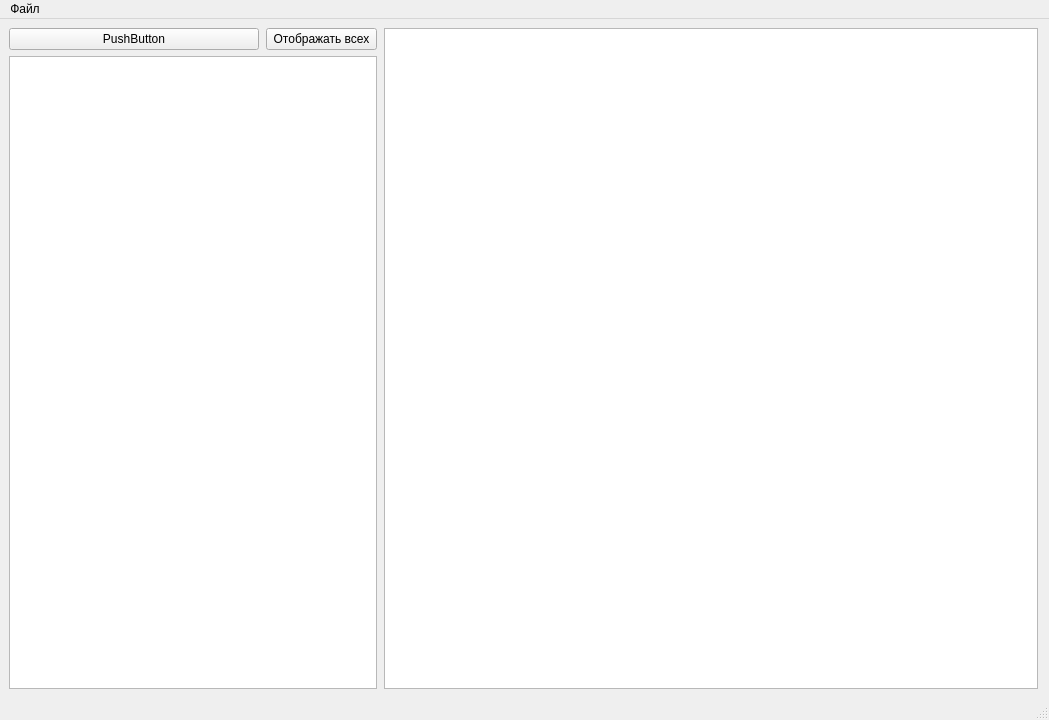
Qt form mainwindow.ui (Egor-Pavlov/diplom) before a commit.
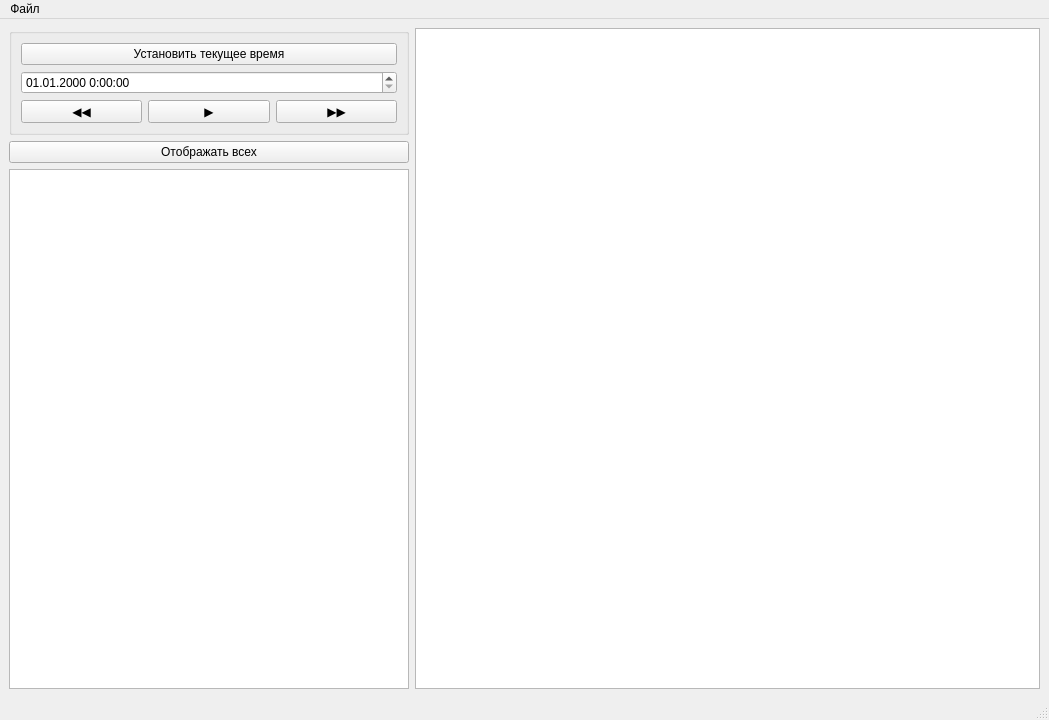
The same form after that commit.

Commit message: Автогенерация по таймеру, время.

```diff
--- a/mainwindow.ui
+++ b/mainwindow.ui
@@ -16,6 +16,12 @@
     <verstretch>0</verstretch>
    </sizepolicy>
   </property>
+  <property name="minimumSize">
+   <size>
+    <width>1049</width>
+    <height>720</height>
+   </size>
+  </property>
   <property name="windowTitle">
    <string>MainWindow</string>
   </property>
@@ -35,21 +41,88 @@
    <property name="autoFillBackground">
     <bool>false</bool>
    </property>
-   <layout class="QGridLayout" name="gridLayout" columnminimumwidth="250,0,0">
-    <property name="rightMargin">
-     <number>11</number>
-    </property>
-    <property name="horizontalSpacing">
-     <number>7</number>
-    </property>
+   <layout class="QGridLayout" name="gridLayout_2" columnminimumwidth="400,0">
     <item row="0" column="0">
-     <widget class="QPushButton" name="pushButton">
-      <property name="text">
-       <string>PushButton</string>
+     <widget class="QGroupBox" name="groupBox">
+      <property name="sizePolicy">
+       <sizepolicy hsizetype="Minimum" vsizetype="Preferred">
+        <horstretch>0</horstretch>
+        <verstretch>0</verstretch>
+       </sizepolicy>
       </property>
+      <property name="maximumSize">
+       <size>
+        <width>16777215</width>
+        <height>16777215</height>
+       </size>
+      </property>
+      <property name="title">
+       <string/>
+      </property>
+      <layout class="QGridLayout" name="gridLayout">
+       <item row="0" column="0" colspan="3">
+        <widget class="QPushButton" name="pushButton">
+         <property name="minimumSize">
+          <size>
+           <width>196</width>
+           <height>0</height>
+          </size>
+         </property>
+         <property name="cursor">
+          <cursorShape>PointingHandCursor</cursorShape>
+         </property>
+         <property name="text">
+          <string>Установить текущее время</string>
+         </property>
+        </widget>
+       </item>
+       <item row="1" column="0" colspan="3">
+        <widget class="QDateTimeEdit" name="dateTimeEdit">
+         <property name="displayFormat">
+          <string>dd.MM.yyyy H:mm:ss</string>
+         </property>
+        </widget>
+       </item>
+       <item row="2" column="0">
+        <widget class="QPushButton" name="BackButt">
+         <property name="cursor">
+          <cursorShape>PointingHandCursor</cursorShape>
+         </property>
+         <property name="text">
+          <string>◀◀</string>
+         </property>
+        </widget>
+       </item>
+       <item row="2" column="1">
+        <widget class="QPushButton" name="PlayButt">
+         <property name="cursor">
+          <cursorShape>PointingHandCursor</cursorShape>
+         </property>
+         <property name="text">
+          <string>▶️</string>
+         </property>
+         <property name="iconSize">
+          <size>
+           <width>30</width>
+           <height>30</height>
+          </size>
+         </property>
+        </widget>
+       </item>
+       <item row="2" column="2">
+        <widget class="QPushButton" name="ForwardButt">
+         <property name="cursor">
+          <cursorShape>PointingHandCursor</cursorShape>
+         </property>
+         <property name="text">
+          <string>▶▶</string>
+         </property>
+        </widget>
+       </item>
+      </layout>
      </widget>
     </item>
-    <item row="0" column="2" rowspan="2">
+    <item row="0" column="1" rowspan="3">
      <widget class="QGraphicsView" name="graphicsView">
       <property name="enabled">
        <bool>true</bool>
@@ -74,20 +147,29 @@
       </property>
      </widget>
     </item>
-    <item row="1" column="0" colspan="2">
+    <item row="1" column="0">
+     <widget class="QPushButton" name="displayAllDeviceButton">
+      <property name="cursor">
+       <cursorShape>PointingHandCursor</cursorShape>
+      </property>
+      <property name="text">
+       <string> Отображать всех </string>
+      </property>
+     </widget>
+    </item>
+    <item row="2" column="0">
      <widget class="QTableWidget" name="tableWidget">
+      <property name="sizePolicy">
+       <sizepolicy hsizetype="Preferred" vsizetype="Expanding">
+        <horstretch>0</horstretch>
+        <verstretch>0</verstretch>
+       </sizepolicy>
+      </property>
       <property name="autoFillBackground">
        <bool>false</bool>
       </property>
      </widget>
     </item>
-    <item row="0" column="1">
-     <widget class="QPushButton" name="displayAllDeviceButton">
-      <property name="text">
-       <string> Отображать всех </string>
-      </property>
-     </widget>
-    </item>
    </layout>
   </widget>
   <widget class="QMenuBar" name="menubar">
```
The commit also changes 7 other files.
